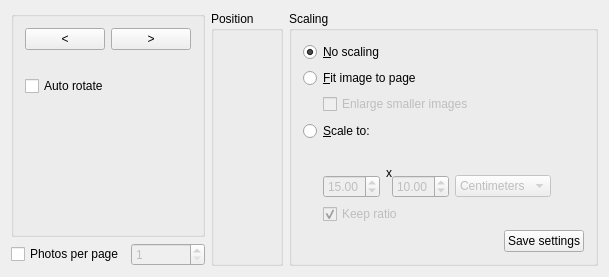
Above: printimages/printoptionspage.ui from KDE/kipi-plugins before the change. Below: the same form after it.
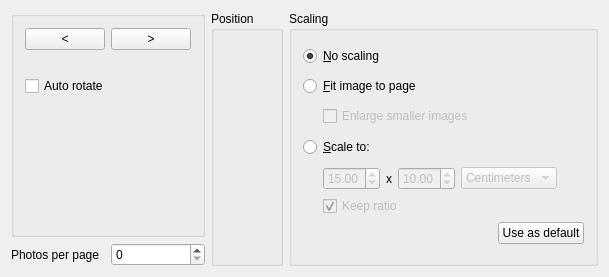
That is the form after the change. Custom widgets are drawn as their Qt base class.

Commit message: - fixed autorotate and scaling per photo - changed "save configuration" to "save as default" - changed photo x page to label TODO get back tips :/

Patch:
```diff
--- a/printimages/printoptionspage.ui
+++ b/printimages/printoptionspage.ui
@@ -79,23 +79,32 @@
        </layout>
       </widget>
      </item>
-     <item row="1" column="0">
-      <widget class="QCheckBox" name="mGroupPxP">
-       <property name="enabled">
-        <bool>true</bool>
-       </property>
-       <property name="text">
-        <string>Photos per page</string>
-       </property>
-      </widget>
-     </item>
      <item row="1" column="1">
       <widget class="QSpinBox" name="mPhotoXPage">
        <property name="enabled">
+        <bool>true</bool>
+       </property>
+       <property name="frame">
+        <bool>true</bool>
+       </property>
+       <property name="readOnly">
         <bool>false</bool>
        </property>
        <property name="minimum">
+        <number>0</number>
+       </property>
+       <property name="singleStep">
         <number>1</number>
+       </property>
+       <property name="value">
+        <number>0</number>
+       </property>
+      </widget>
+     </item>
+     <item row="1" column="0">
+      <widget class="QLabel" name="label">
+       <property name="text">
+        <string>Photos per page</string>
        </property>
       </widget>
      </item>
@@ -131,8 +140,8 @@
      <property name="title">
       <string>Scaling</string>
      </property>
-     <layout class="QVBoxLayout" name="verticalLayout">
-      <item>
+     <layout class="QGridLayout" name="gridLayout_5">
+      <item row="0" column="0">
        <widget class="QRadioButton" name="mNoScale">
         <property name="text">
          <string>&amp;No scaling</string>
@@ -142,7 +151,7 @@
         </property>
        </widget>
       </item>
-      <item>
+      <item row="1" column="0">
        <widget class="QRadioButton" name="mScaleToPage">
         <property name="text">
          <string>&amp;Fit image to page</string>
@@ -152,7 +161,7 @@
         </property>
        </widget>
       </item>
-      <item>
+      <item row="2" column="0">
        <layout class="QHBoxLayout" name="horizontalLayout_3">
         <item>
          <spacer>
@@ -198,16 +207,20 @@
         </item>
        </layout>
       </item>
-      <item>
+      <item row="3" column="0">
        <widget class="QRadioButton" name="mScaleTo">
         <property name="text">
          <string>&amp;Scale to:</string>
         </property>
        </widget>
       </item>
-      <item>
+      <item row="4" column="0">
+       <layout class="QGridLayout" name="gridLayout_4">
+        <item row="0" column="0">
        <layout class="QGridLayout" name="gridLayout_2">
-        <item row="0" column="0" rowspan="2">
+          <item row="0" column="0">
+           <layout class="QHBoxLayout" name="horizontalLayout_6">
+            <item>
          <spacer>
           <property name="orientation">
            <enum>Qt::Horizontal</enum>
@@ -223,7 +236,17 @@
           </property>
          </spacer>
         </item>
-        <item row="0" column="2" rowspan="2" colspan="2">
+            <item>
+             <widget class="QDoubleSpinBox" name="kcfg_PrintWidth">
+              <property name="enabled">
+               <bool>false</bool>
+              </property>
+              <property name="value">
+               <double>15.000000000000000</double>
+              </property>
+             </widget>
+            </item>
+            <item>
          <widget class="QLabel" name="textLabel2">
           <property name="text">
            <string comment="Dimension separator, as in: '15 x 10 centimeters'">x</string>
@@ -233,30 +256,7 @@
           </property>
          </widget>
         </item>
-        <item row="0" column="5" rowspan="2">
-         <spacer name="horizontalSpacer">
-          <property name="orientation">
-           <enum>Qt::Horizontal</enum>
-          </property>
-          <property name="sizeHint" stdset="0">
-           <size>
-            <width>40</width>
-            <height>20</height>
-           </size>
-          </property>
-         </spacer>
-        </item>
-        <item row="1" column="1">
-         <widget class="QDoubleSpinBox" name="kcfg_PrintWidth">
-          <property name="enabled">
-           <bool>false</bool>
-          </property>
-          <property name="value">
-           <double>15.000000000000000</double>
-          </property>
-         </widget>
-        </item>
-        <item row="1" column="3">
+            <item>
          <widget class="QDoubleSpinBox" name="kcfg_PrintHeight">
           <property name="enabled">
            <bool>false</bool>
@@ -266,7 +266,7 @@
           </property>
          </widget>
         </item>
-        <item row="1" column="4">
+            <item>
          <widget class="KComboBox" name="kcfg_PrintUnit">
           <property name="enabled">
            <bool>false</bool>
@@ -291,8 +291,39 @@
           </item>
          </widget>
         </item>
-        <item row="2" column="1" colspan="5">
+            <item>
+             <spacer name="horizontalSpacer">
+              <property name="orientation">
+               <enum>Qt::Horizontal</enum>
+              </property>
+              <property name="sizeHint" stdset="0">
+               <size>
+                <width>40</width>
+                <height>20</height>
+               </size>
+              </property>
+             </spacer>
+            </item>
+           </layout>
+          </item>
+          <item row="1" column="0">
          <layout class="QHBoxLayout" name="horizontalLayout_2">
+            <item>
+             <spacer name="horizontalSpacer_2">
+              <property name="orientation">
+               <enum>Qt::Horizontal</enum>
+              </property>
+              <property name="sizeType">
+               <enum>QSizePolicy::Fixed</enum>
+              </property>
+              <property name="sizeHint" stdset="0">
+               <size>
+                <width>20</width>
+                <height>20</height>
+               </size>
+              </property>
+             </spacer>
+            </item>
           <item>
            <widget class="QCheckBox" name="kcfg_PrintKeepRatio">
             <property name="enabled">
@@ -326,7 +357,7 @@
         </item>
        </layout>
       </item>
-      <item>
+        <item row="1" column="0">
        <layout class="QHBoxLayout" name="horizontalLayout_5">
         <item>
          <spacer name="horizontalSpacer_4">
@@ -344,9 +375,11 @@
         <item>
          <widget class="QPushButton" name="mSaveSettings">
           <property name="text">
-           <string>Save settings</string>
-          </property>
-         </widget>
+             <string>Use as default</string>
+            </property>
+           </widget>
+          </item>
+         </layout>
         </item>
        </layout>
       </item>
```
Left out of the diff: 51 changed lines with no effect on the pictures. Lines whose indentation alone changed are shown as unchanged. The commit also changes 2 other files.
